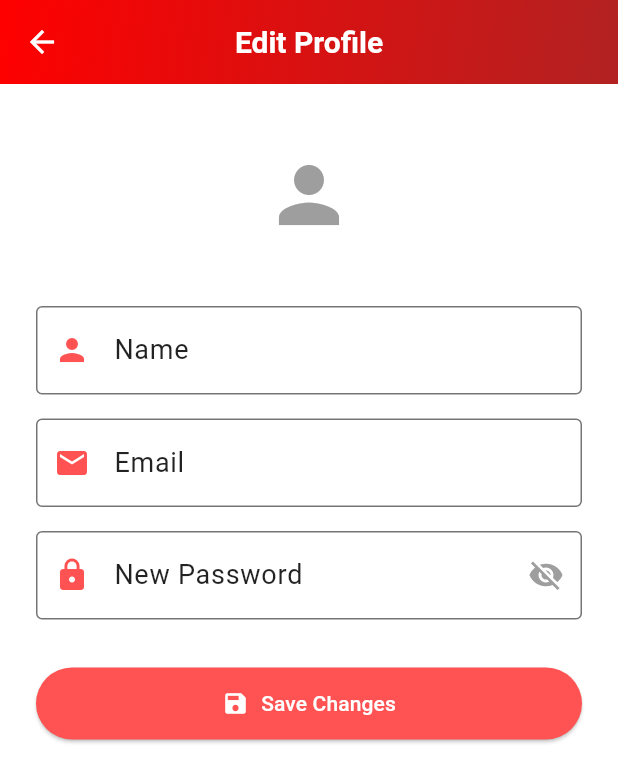
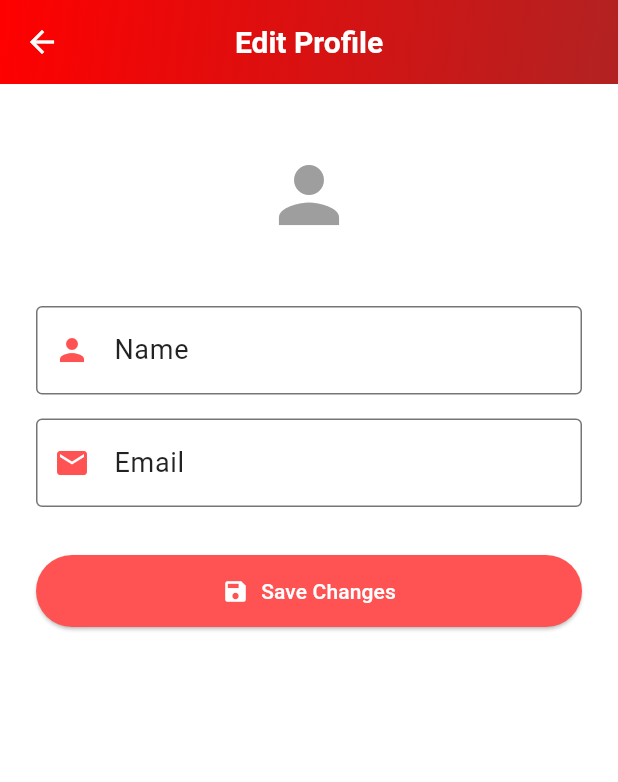
Before and after one commit to ai220072/StimmeScript, a Flutter app: the ManageProfile screen opened by its route, after a tap on the "edit" icon, on a phone screen of 412 x 824 dp. Shown: the top 782 px of the screen. Run offline on Flutter 3.47's test engine with Material 3 defaults, Android fonts, the phone set to English and light mode, and no system bars; our stand-ins replace cloud_firestore, file_picker, firebase_auth, firebase_core, permission_handler; missing offline and left inert: encrypt, flutter_sound; accounts and stored records are empty; network calls fail.

Commit message:
Update 4.01pm 15/6/2025

```diff
--- a/lib/module/edit_profile.dart
+++ b/lib/module/edit_profile.dart
@@ -13,10 +13,8 @@ class EditProfilePageState extends State<EditProfilePage> {
   final _formKey = GlobalKey<FormState>();
   final TextEditingController nameController = TextEditingController();
   final TextEditingController emailController = TextEditingController();
-  final TextEditingController passwordController = TextEditingController();
 
   bool isLoading = true;
-  bool _isPasswordVisible = false;
   String errorMessage = '';
 
   @override
@@ -56,10 +54,6 @@ class EditProfilePageState extends State<EditProfilePage> {
         await user.verifyBeforeUpdateEmail(emailController.text);
       }
 
-      if (passwordController.text.isNotEmpty) {
-        await user.updatePassword(passwordController.text);
-      }
-
       await FirebaseFirestore.instance
           .collection('users')
           .doc(user.uid)
@@ -78,7 +72,7 @@ class EditProfilePageState extends State<EditProfilePage> {
               TextButton(
                 onPressed: () {
                   Navigator.of(context).pop(); // Close dialog
-          Navigator.of(context).pop(); // Pop EditProfilePage
+                  Navigator.pushReplacementNamed(context, '/manage_profile'); // Navigate back
                 },
                 child: const Text('OK'),
               ),
@@ -105,24 +99,10 @@ class EditProfilePageState extends State<EditProfilePage> {
     }
   }
 
-  InputDecoration buildInputDecoration(String label, IconData icon,
-      {bool isPassword = false}) {
+  InputDecoration buildInputDecoration(String label, IconData icon) {
     return InputDecoration(
       labelText: label,
       prefixIcon: Icon(icon, color: Colors.redAccent),
-      suffixIcon: isPassword
-          ? IconButton(
-              icon: Icon(
-                _isPasswordVisible ? Icons.visibility : Icons.visibility_off,
-                color: Colors.grey,
-              ),
-              onPressed: () {
-                setState(() {
-                  _isPasswordVisible = !_isPasswordVisible;
-                });
-              },
-            )
-          : null,
       filled: true,
       fillColor: Colors.white,
       contentPadding: const EdgeInsets.symmetric(vertical: 16, horizontal: 20),
@@ -182,16 +162,6 @@ class EditProfilePageState extends State<EditProfilePage> {
                       validator: (value) =>
                           value!.isEmpty ? 'Enter an email' : null,
                     ),
-                    const SizedBox(height: 16),
-                    TextFormField(
-                      controller: passwordController,
-                      decoration: buildInputDecoration(
-                        'New Password',
-                        Icons.lock,
-                        isPassword: true,
-                      ),
-                      obscureText: !_isPasswordVisible,
-                    ),
                     const SizedBox(height: 32),
                     SizedBox(
                       width: double.infinity,
--- a/lib/module/manage_profile.dart
+++ b/lib/module/manage_profile.dart
@@ -52,7 +52,6 @@ class ManageProfileState extends State<ManageProfile> {
   bool _isLoading = true;
   double _progress = 0.0;
   String errorMessage = '';
-  final ValueNotifier<double> progressNotifier = ValueNotifier(0.0);
 
   @override
   void initState() {
@@ -66,12 +65,12 @@ class ManageProfileState extends State<ManageProfile> {
     setState(() {
       _isLoading = true;
       _progress = 0.0;
-      progressNotifier.value = 0.0;
     });
 
     try {
       await Future.delayed(const Duration(milliseconds: 300));
-      progressNotifier.value = 0.3;
+      _progress = 0.3;
+      setState(() {});
 
       User? user = FirebaseAuth.instance.currentUser;
       if (user == null) {
@@ -83,7 +82,8 @@ class ManageProfileState extends State<ManageProfile> {
       }
 
       await Future.delayed(const Duration(milliseconds: 300));
-      progressNotifier.value = 0.6;
+      _progress = 0.6;
+      setState(() {});
 
       final snapshot = await FirebaseFirestore.instance
           .collection('users')
@@ -91,7 +91,8 @@ class ManageProfileState extends State<ManageProfile> {
           .get();
 
       await Future.delayed(const Duration(milliseconds: 300));
-      progressNotifier.value = 1.0;
+      _progress = 1.0;
+      setState(() {});
 
       if (snapshot.exists) {
         setState(() {
@@ -133,6 +134,23 @@ class ManageProfileState extends State<ManageProfile> {
     );
   }
 
+  void showResetDialog(String title, String content) {
+    showDialog(
+      context: context,
+      builder: (ctx) => AlertDialog(
+        shape: RoundedRectangleBorder(borderRadius: BorderRadius.circular(20)),
+        title: Text(title),
+        content: Text(content),
+        actions: [
+          TextButton(
+            onPressed: () => Navigator.of(ctx).pop(),
+            child: const Text("OK", style: TextStyle(color: Colors.red)),
+          ),
+        ],
+      ),
+    );
+  }
+
   @override
   Widget build(BuildContext context) {
     return Scaffold(
@@ -170,7 +188,8 @@ class ManageProfileState extends State<ManageProfile> {
                     ),
                   ],
                 ),
-            ))
+              ),
+            )
           : errorMessage.isNotEmpty
               ? Center(
                   child: Text(
@@ -236,7 +255,6 @@ class ManageProfileState extends State<ManageProfile> {
                       child: Column(
                         children: [
                           buildProfileRow(Icons.email, userData?['email'] ?? 'Email'),
-                          buildProfileRow(Icons.lock, 'Password'),
                           buildProfileRow(
                             Icons.info_outline,
                             'About Device',
@@ -251,16 +269,15 @@ class ManageProfileState extends State<ManageProfile> {
                                   await FirebaseAuth.instance
                                       .sendPasswordResetEmail(email: user.email!);
                                   if (mounted) {
-                                    ScaffoldMessenger.of(context).showSnackBar(
-                                      const SnackBar(content: Text('Password reset email sent.')),
+                                    showResetDialog(
+                                      "Success",
+                                      "Password reset email sent to ${user.email}.",
                                     );
                                   }
                                 }
                               } catch (e) {
                                 if (mounted) {
-                                  ScaffoldMessenger.of(context).showSnackBar(
-                                    SnackBar(content: Text('Error: $e')),
-                                  );
+                                  showResetDialog("Error", e.toString());
                                 }
                               }
                             },
```
Lines whose indentation alone changed are shown as unchanged.
